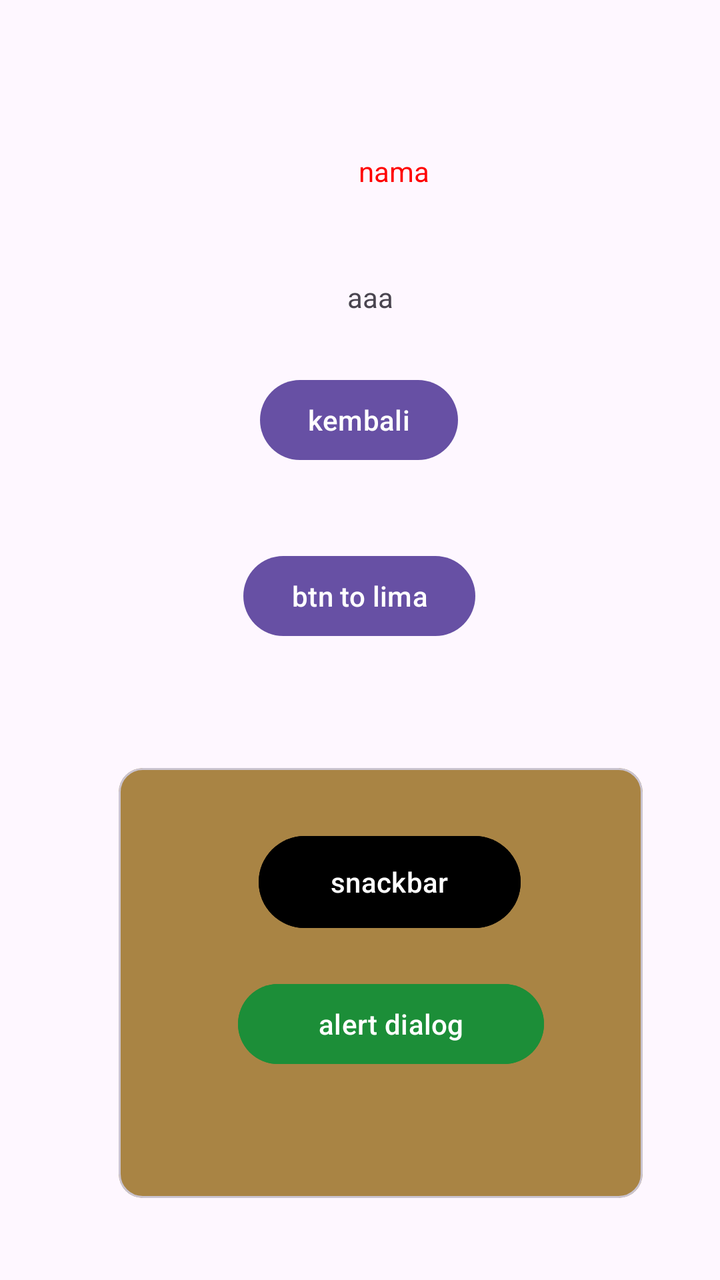
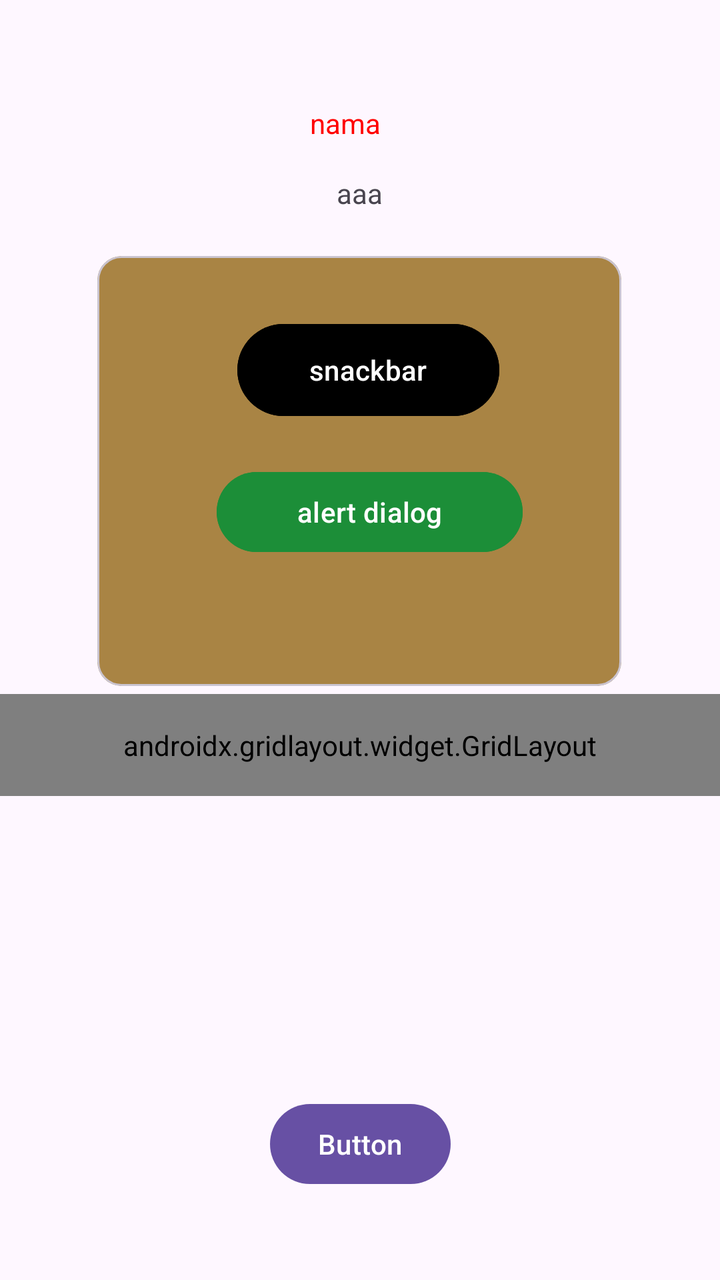

Compare the two renders of this Android layout. The source of the first and the diff that turns it into the second are given below.
<!-- AndroidManifest.xml: application theme Theme.Juwan_3TIC -->
<!-- res/layout/fragment_home.xml -->
<?xml version="1.0" encoding="utf-8"?>
<androidx.constraintlayout.widget.ConstraintLayout xmlns:android="http://schemas.android.com/apk/res/android"
    xmlns:tools="http://schemas.android.com/tools"
    android:layout_width="match_parent"
    android:layout_height="match_parent"
    xmlns:app="http://schemas.android.com/apk/res-auto"
    tools:context=".Home.HomeFragment">

    

    <Button
        android:id="@+id/btnKembali"
        app:layout_constraintBottom_toBottomOf="parent"
        app:layout_constraintEnd_toEndOf="parent"
        app:layout_constraintHorizontal_bias="0.498"
        app:layout_constraintStart_toStartOf="parent"
        app:layout_constraintTop_toTopOf="parent"
        app:layout_constraintVertical_bias="0.314"
        android:layout_width="wrap_content"
        android:layout_height="wrap_content"
        android:text="kembali" />

    <TextView
        android:id="@+id/idusername"
        android:layout_width="108dp"
        android:layout_height="31dp"
        android:layout_marginTop="76dp"
        android:text="nama"
        android:textAlignment="center"
        android:textColor="#FF0000"
        app:layout_constraintEnd_toEndOf="parent"
        app:layout_constraintHorizontal_bias="0.567"
        app:layout_constraintStart_toStartOf="parent"
        app:layout_constraintTop_toTopOf="parent" />

    <TextView
        android:id="@+id/idumur"
        android:layout_width="136dp"
        android:layout_height="30dp"
        android:layout_marginTop="32dp"
        android:text="aaa"
        android:textAlignment="center"
        app:layout_constraintEnd_toEndOf="parent"
        app:layout_constraintHorizontal_bias="0.523"
        app:layout_constraintStart_toStartOf="parent"
        app:layout_constraintTop_toBottomOf="@+id/idusername" />

    <com.google.android.material.circularreveal.cardview.CircularRevealCardView
        android:layout_width="262dp"
        android:layout_height="215dp"
        android:layout_marginTop="384dp"
        android:backgroundTint="#A98444"
        app:layout_constraintEnd_toEndOf="parent"
        app:layout_constraintHorizontal_bias="0.604"
        app:layout_constraintStart_toStartOf="parent"
        app:layout_constraintTop_toTopOf="parent">


        <androidx.constraintlayout.widget.ConstraintLayout
            android:layout_width="211dp"
            android:layout_height="168dp"
            android:layout_margin="30dp">

            <Button
                android:id="@+id/btnAlert"
                android:layout_width="153dp"
                android:layout_height="wrap_content"
                android:layout_marginTop="20dp"
                android:backgroundTint="#1C8E38"
                android:text="alert dialog"
                app:layout_constraintEnd_toEndOf="parent"
                app:layout_constraintHorizontal_bias="0.51"
                app:layout_constraintStart_toStartOf="parent"
                app:layout_constraintTop_toBottomOf="@+id/btnSnackBar" />

            <Button
                android:id="@+id/btnSnackBar"
                android:layout_width="131dp"
                android:layout_height="54dp"
                android:backgroundTint="@color/black"
                android:text="snackbar"
                app:layout_constraintEnd_toEndOf="parent"
                app:layout_constraintStart_toStartOf="parent"
                app:layout_constraintTop_toTopOf="parent"></Button>


        </androidx.constraintlayout.widget.ConstraintLayout>
    </com.google.android.material.circularreveal.cardview.CircularRevealCardView>

    <Button
        android:id="@+id/btnLima"
        android:layout_width="wrap_content"
        android:layout_height="wrap_content"
        android:layout_marginTop="40dp"
        android:text="btn to lima"
        app:layout_constraintEnd_toEndOf="parent"
        app:layout_constraintHorizontal_bias="0.498"
        app:layout_constraintStart_toStartOf="parent"
        app:layout_constraintTop_toBottomOf="@+id/btnKembali" />


</androidx.constraintlayout.widget.ConstraintLayout>
<!-- resources referenced by this layout -->
<resources>
  <color name="black">#FF000000</color>
  <style name="Theme.Juwan_3TIC" parent="Base.Theme.Juwan_3TIC" />
  <style name="Base.Theme.Juwan_3TIC" parent="Theme.Material3.DayNight.NoActionBar">
          
          
      </style>
</resources>

<!-- the commit's change to res/layout/fragment_home.xml (unified diff, before → after) -->
@@ -8,28 +8,18 @@
 
     
 
-    <Button
-        android:id="@+id/btnKembali"
-        app:layout_constraintBottom_toBottomOf="parent"
-        app:layout_constraintEnd_toEndOf="parent"
-        app:layout_constraintHorizontal_bias="0.498"
-        app:layout_constraintStart_toStartOf="parent"
-        app:layout_constraintTop_toTopOf="parent"
-        app:layout_constraintVertical_bias="0.314"
-        android:layout_width="wrap_content"
-        android:layout_height="wrap_content"
-        android:text="kembali" />
+
 
     <TextView
         android:id="@+id/idusername"
         android:layout_width="108dp"
         android:layout_height="31dp"
-        android:layout_marginTop="76dp"
+        android:layout_marginTop="52dp"
         android:text="nama"
         android:textAlignment="center"
         android:textColor="#FF0000"
         app:layout_constraintEnd_toEndOf="parent"
-        app:layout_constraintHorizontal_bias="0.567"
+        app:layout_constraintHorizontal_bias="0.471"
         app:layout_constraintStart_toStartOf="parent"
         app:layout_constraintTop_toTopOf="parent" />
 
@@ -37,21 +27,22 @@
         android:id="@+id/idumur"
         android:layout_width="136dp"
         android:layout_height="30dp"
-        android:layout_marginTop="32dp"
+        android:layout_marginTop="4dp"
         android:text="aaa"
         android:textAlignment="center"
         app:layout_constraintEnd_toEndOf="parent"
-        app:layout_constraintHorizontal_bias="0.523"
+        app:layout_constraintHorizontal_bias="0.498"
         app:layout_constraintStart_toStartOf="parent"
         app:layout_constraintTop_toBottomOf="@+id/idusername" />
 
     <com.google.android.material.circularreveal.cardview.CircularRevealCardView
+        android:id="@+id/circularRevealCardView"
         android:layout_width="262dp"
         android:layout_height="215dp"
-        android:layout_marginTop="384dp"
+        android:layout_marginTop="128dp"
         android:backgroundTint="#A98444"
         app:layout_constraintEnd_toEndOf="parent"
-        app:layout_constraintHorizontal_bias="0.604"
+        app:layout_constraintHorizontal_bias="0.496"
         app:layout_constraintStart_toStartOf="parent"
         app:layout_constraintTop_toTopOf="parent">
 
@@ -87,16 +78,56 @@
         </androidx.constraintlayout.widget.ConstraintLayout>
     </com.google.android.material.circularreveal.cardview.CircularRevealCardView>
 
+
+    <androidx.gridlayout.widget.GridLayout
+        android:id="@+id/gridMenu"
+        android:layout_width="0dp"
+        android:layout_height="wrap_content"
+        android:layout_marginTop="4dp"
+        android:padding="16dp"
+        app:columnCount="2"
+        app:layout_constraintEnd_toEndOf="parent"
+        app:layout_constraintHorizontal_bias="0.0"
+        app:layout_constraintStart_toStartOf="parent"
+        app:layout_constraintTop_toBottomOf="@+id/circularRevealCardView"
+        app:useDefaultMargins="true">
+
+        <Button
+            android:id="@+id/btnLima"
+            android:layout_width="wrap_content"
+            android:layout_height="wrap_content"
+            android:text="btn to lima"
+            app:layout_column="0"
+            app:layout_constraintEnd_toEndOf="parent"
+            app:layout_constraintHorizontal_bias="0.532"
+            app:layout_constraintStart_toStartOf="parent"
+            app:layout_constraintTop_toBottomOf="@+id/btnKembali"
+            app:layout_row="0"
+            app:layout_columnWeight="1"
+            app:layout_gravity="fill_horizontal"/>
+
+        <Button
+            android:id="@+id/btnKembali"
+            android:layout_width="wrap_content"
+            android:layout_height="wrap_content"
+            android:text="kembali"
+            app:layout_column="1"
+            app:layout_row="0"
+            app:layout_columnWeight="1"
+            app:layout_gravity="fill_horizontal"/>
+
+    </androidx.gridlayout.widget.GridLayout>
+
     <Button
-        android:id="@+id/btnLima"
+        android:id="@+id/btntonine"
         android:layout_width="wrap_content"
         android:layout_height="wrap_content"
-        android:layout_marginTop="40dp"
-        android:text="btn to lima"
+        android:layout_marginTop="548dp"
+        android:text="Button"
         app:layout_constraintEnd_toEndOf="parent"
-        app:layout_constraintHorizontal_bias="0.498"
+        app:layout_constraintHorizontal_bias="0.501"
         app:layout_constraintStart_toStartOf="parent"
-        app:layout_constraintTop_toBottomOf="@+id/btnKembali" />
+        app:layout_constraintTop_toTopOf="parent" />
 
 
 </androidx.constraintlayout.widget.ConstraintLayout>
